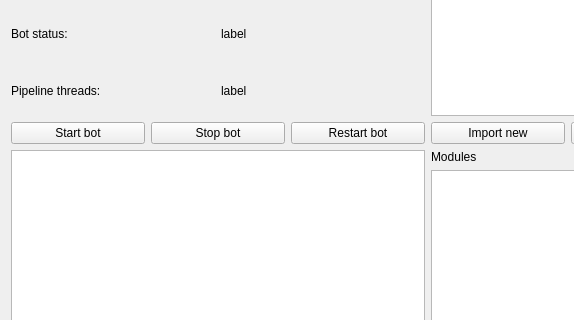
Qt form archbucket-desktop/gui/mainform.ui (explosion204/archbucket) before a commit; both pictures show x 0 to 574 and y 173 to 493 of the 855 by 639 pixel window.
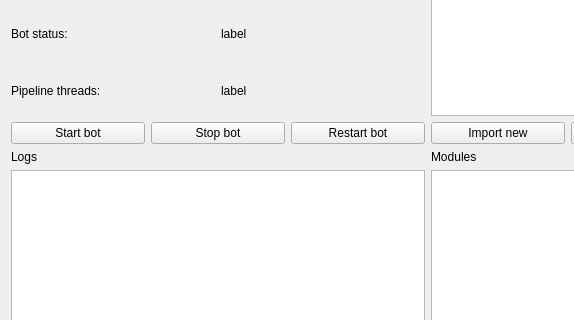
The same form after that commit.

```diff
--- a/archbucket-desktop/gui/mainform.ui
+++ b/archbucket-desktop/gui/mainform.ui
@@ -233,17 +233,7 @@
      </item>
     </layout>
    </item>
-   <item row="1" column="0">
-    <widget class="QTextBrowser" name="logsTextBrowser">
-     <property name="sizePolicy">
-      <sizepolicy hsizetype="Ignored" vsizetype="Expanding">
-       <horstretch>0</horstretch>
-       <verstretch>0</verstretch>
-      </sizepolicy>
-     </property>
-    </widget>
-   </item>
-   <item row="1" column="1">
+   <item row="2" column="1">
     <layout class="QVBoxLayout" name="verticalLayout_3">
      <item>
       <widget class="QLabel" name="label_11">
@@ -282,6 +272,27 @@
      </item>
     </layout>
    </item>
+   <item row="2" column="0">
+    <layout class="QVBoxLayout" name="verticalLayout_6">
+     <item>
+      <widget class="QLabel" name="label_6">
+       <property name="text">
+        <string>Logs</string>
+       </property>
+      </widget>
+     </item>
+     <item>
+      <widget class="QTextBrowser" name="logsTextBrowser">
+       <property name="sizePolicy">
+        <sizepolicy hsizetype="Ignored" vsizetype="Expanding">
+         <horstretch>0</horstretch>
+         <verstretch>0</verstretch>
+        </sizepolicy>
+       </property>
+      </widget>
+     </item>
+    </layout>
+   </item>
   </layout>
  </widget>
  <resources/>
```
Left out of the diff: 4 changed lines with no effect on the pictures.
